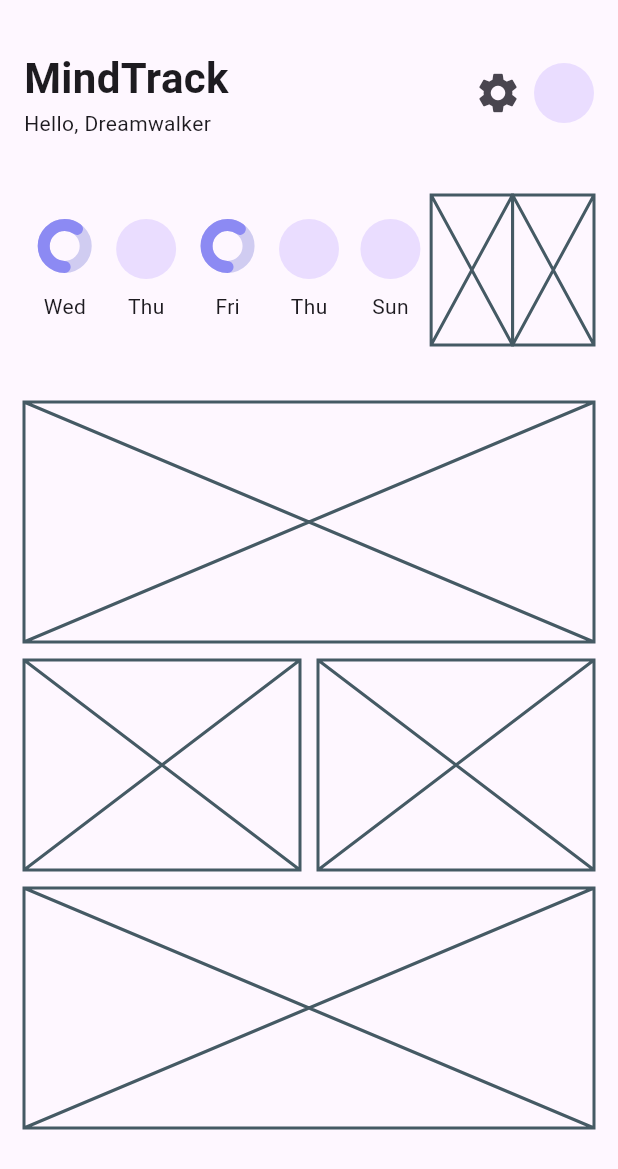
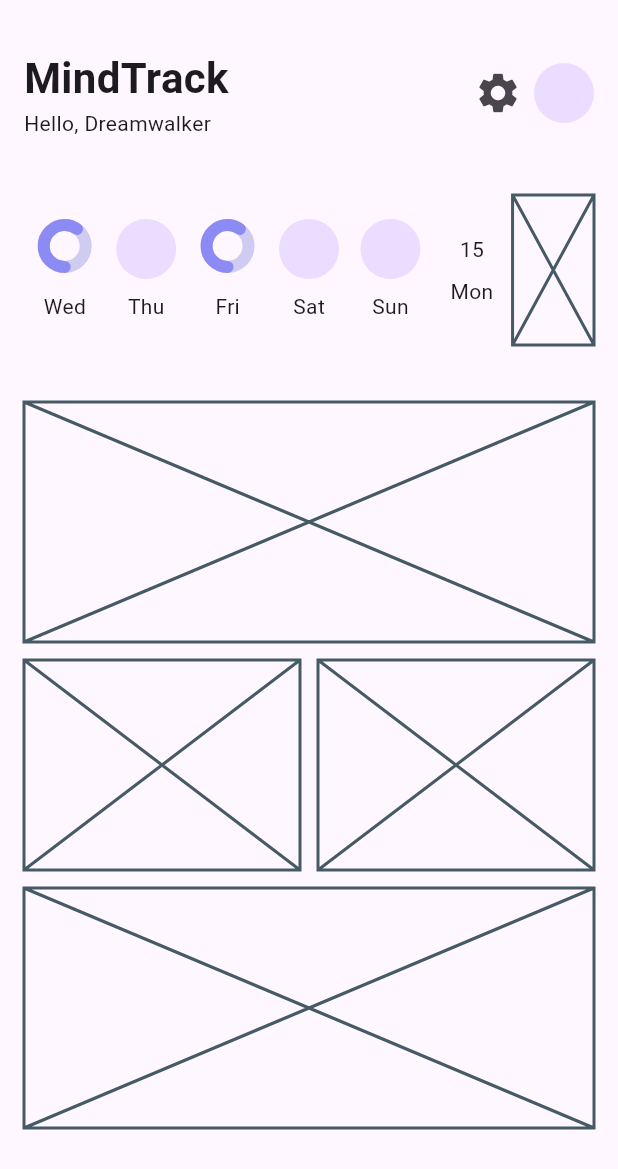
Before and after one commit to JAICHANGPARK/flutter_notebook_chapter_43, a Flutter app: the HabitJournalHomeScreen widget shown alone on an empty page, opened directly, on a phone screen of 412 x 824 dp. Shown: the top 1169 px of the screen. Run offline on Flutter 3.47's test engine with Material 3 defaults, Android fonts, the phone set to English and light mode, and no system bars; drawn by our look-alikes of percent_indicator; our stand-ins replace gap, hugeicons.

Commit message:
Update habit_journal_home_screen.dart

```diff
--- a/lib/ep2173_habit_journal_app/ui/home/habit_journal_home_screen.dart
+++ b/lib/ep2173_habit_journal_app/ui/home/habit_journal_home_screen.dart
@@ -136,7 +136,7 @@ class _HabitJournalHomeScreenState extends State<HabitJournalHomeScreen> {
                           ),
                           Gap(8),
                           Text(
-                            "Thu",
+                            "Sat",
                           )
                         ],
                       ),
@@ -165,7 +165,25 @@ class _HabitJournalHomeScreenState extends State<HabitJournalHomeScreen> {
                       ),
                     ),
                     Expanded(
-                      child: Placeholder(),
+                      child: Column(
+                        mainAxisAlignment: MainAxisAlignment.center,
+                        children: [
+                          // CircularPercentIndicator(
+                          //   radius: 16,
+                          //   lineWidth: 6,
+                          //   percent: .6,
+                          //   circularStrokeCap: CircularStrokeCap.round,
+                          //   backgroundColor: Color.fromRGBO(208, 204, 241, 1),
+                          //   startAngle: 180,
+                          //   progressColor: HabitAppTheme.primary,
+                          // ),
+                          Text("15"),
+                          Gap(8),
+                          Text(
+                            "Mon",
+                          )
+                        ],
+                      ),
                     ),
                     Expanded(
                       child: Placeholder(),
```
